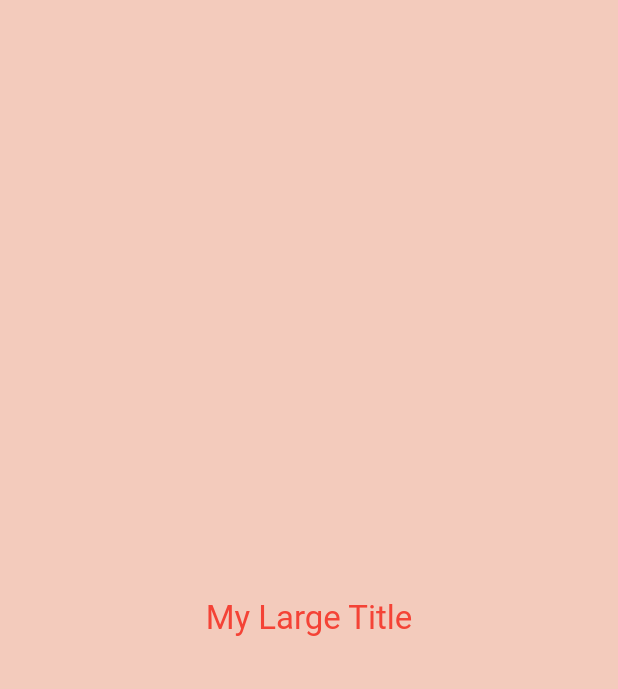
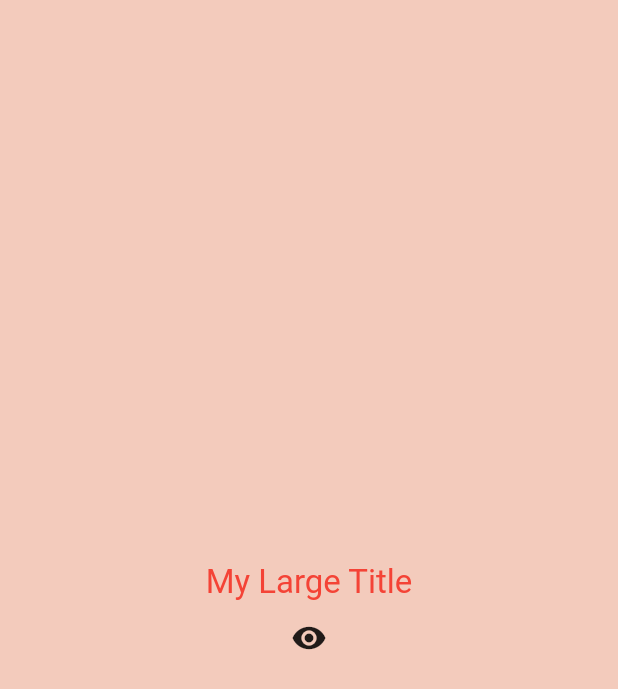
Before and after one commit to mintcoo/flutter-practice, a Flutter app: the screen it shows after launch, on a phone screen of 412 x 824 dp. Shown: the top 689 px of the screen. Run offline on Flutter 3.47's test engine with Material 2 defaults, Android fonts, the light colour scheme and no system bars.

Commit message:
위젯 라이프 사이클

```diff
--- a/statepractice/lib/main.dart
+++ b/statepractice/lib/main.dart
@@ -12,6 +12,14 @@ class MyApp extends StatefulWidget {
 }
 
 class _MyAppState extends State<MyApp> {
+  bool showTitle = true;
+
+  void onClickShow() {
+    setState(() {
+      showTitle = !showTitle;
+    });
+  }
+
   @override
   Widget build(BuildContext context) {
     return MaterialApp(
@@ -22,13 +30,16 @@ class _MyAppState extends State<MyApp> {
           ),
         ),
       ),
-      home: const Scaffold(
-        backgroundColor: Color.fromARGB(255, 243, 203, 188),
+      home: Scaffold(
+        backgroundColor: const Color.fromARGB(255, 243, 203, 188),
         body: Center(
           child: Column(
             mainAxisAlignment: MainAxisAlignment.center,
             children: [
-              MyLargeTitle(),
+              showTitle ? const MyLargeTitle() : const Text("???"),
+              IconButton(
+                  onPressed: onClickShow,
+                  icon: const Icon(Icons.remove_red_eye)),
             ],
           ),
         ),
@@ -37,10 +48,27 @@ class _MyAppState extends State<MyApp> {
   }
 }
 
-class MyLargeTitle extends StatelessWidget {
+class MyLargeTitle extends StatefulWidget {
   const MyLargeTitle({
     super.key,
   });
+
+  @override
+  State<MyLargeTitle> createState() => _MyLargeTitleState();
+}
+
+class _MyLargeTitleState extends State<MyLargeTitle> {
+  @override
+  void initState() {
+    super.initState();
+    print("처음 생성할때 build 전");
+  }
+
+  @override
+  void dispose() {
+    super.dispose();
+    print("위젯 사라질때");
+  }
 
   @override
   Widget build(BuildContext context) {
```
Also changed, not shown: assets/image-20231117170516987.png (added), 1 other file.
